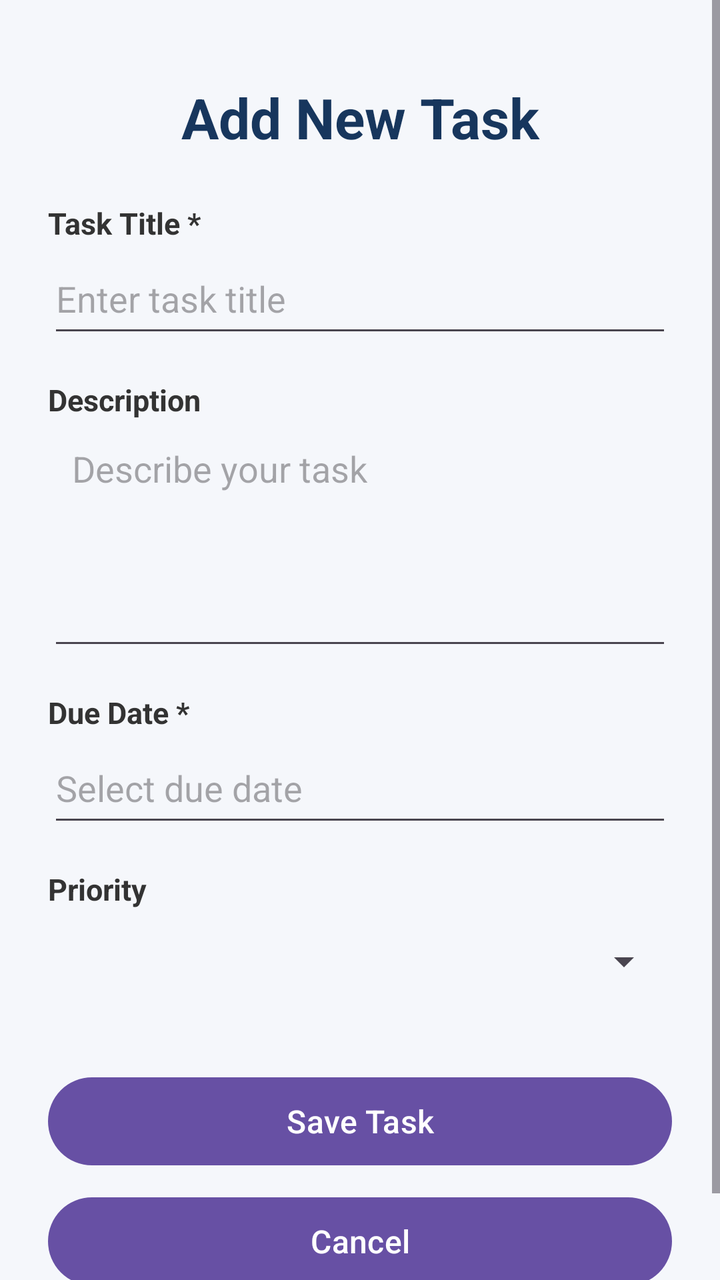
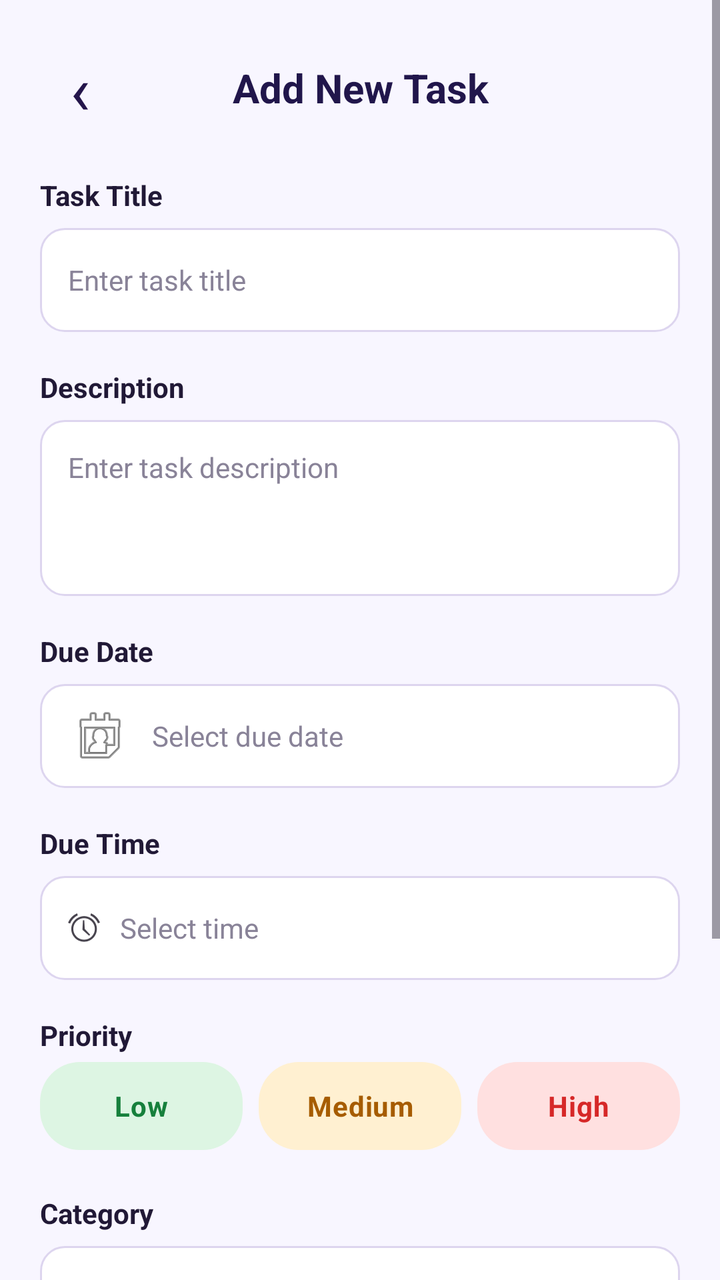

Screens rendered from an Android XML layout before and after an edit, with the pre-edit source and the edit as a unified diff.
<!-- AndroidManifest.xml: application theme Theme.TaskMate -->
<!-- res/layout/activity_add_task.xml -->
<?xml version="1.0" encoding="utf-8"?>
<ScrollView xmlns:android="http://schemas.android.com/apk/res/android"
    android:layout_width="match_parent"
    android:layout_height="match_parent"
    android:fillViewport="true"
    android:background="#F5F7FB">

    <LinearLayout
        android:layout_width="match_parent"
        android:layout_height="wrap_content"
        android:orientation="vertical"
        android:padding="24dp">

        <TextView
            android:layout_width="match_parent"
            android:layout_height="wrap_content"
            android:text="Add New Task"
            android:textSize="28sp"
            android:textStyle="bold"
            android:textColor="#17365D"
            android:gravity="center"
            android:layout_marginTop="16dp"
            android:layout_marginBottom="24dp" />

        <TextView
            android:layout_width="match_parent"
            android:layout_height="wrap_content"
            android:text="Task Title *"
            android:textSize="15sp"
            android:textStyle="bold"
            android:textColor="#333333" />

        <EditText
            android:id="@+id/etTaskTitle"
            android:layout_width="match_parent"
            android:layout_height="wrap_content"
            android:hint="Enter task title"
            android:inputType="textCapSentences"
            android:singleLine="true"
            android:minHeight="52dp"
            android:layout_marginBottom="16dp" />

        <TextView
            android:layout_width="match_parent"
            android:layout_height="wrap_content"
            android:text="Description"
            android:textSize="15sp"
            android:textStyle="bold"
            android:textColor="#333333" />

        <EditText
            android:id="@+id/etTaskDescription"
            android:layout_width="match_parent"
            android:layout_height="120dp"
            android:hint="Describe your task"
            android:inputType="textCapSentences|textMultiLine"
            android:gravity="top|start"
            android:padding="12dp"
            android:layout_marginBottom="16dp" />

        <TextView
            android:layout_width="match_parent"
            android:layout_height="wrap_content"
            android:text="Due Date *"
            android:textSize="15sp"
            android:textStyle="bold"
            android:textColor="#333333" />

        <EditText
            android:id="@+id/etDueDate"
            android:layout_width="match_parent"
            android:layout_height="wrap_content"
            android:hint="Select due date"
            android:inputType="none"
            android:focusable="false"
            android:clickable="true"
            android:cursorVisible="false"
            android:singleLine="true"
            android:minHeight="52dp"
            android:layout_marginBottom="16dp" />

        <TextView
            android:layout_width="match_parent"
            android:layout_height="wrap_content"
            android:text="Priority"
            android:textSize="15sp"
            android:textStyle="bold"
            android:textColor="#333333" />

        <Spinner
            android:id="@+id/spPriority"
            android:layout_width="match_parent"
            android:layout_height="52dp"
            android:layout_marginBottom="28dp" />

        <Button
            android:id="@+id/btnSaveTask"
            android:layout_width="match_parent"
            android:layout_height="wrap_content"
            android:text="Save Task"
            android:textAllCaps="false"
            android:textSize="16sp"
            android:minHeight="52dp" />

        <Button
            android:id="@+id/btnCancelTask"
            android:layout_width="match_parent"
            android:layout_height="wrap_content"
            android:text="Cancel"
            android:textAllCaps="false"
            android:textSize="16sp"
            android:minHeight="52dp"
            android:layout_marginTop="8dp"
            android:layout_marginBottom="16dp" />

    </LinearLayout>

</ScrollView>
<!-- resources referenced by this layout -->
<resources>
  <style name="Theme.TaskMate" parent="Base.Theme.TaskMate" />
  <style name="Base.Theme.TaskMate" parent="Theme.Material3.DayNight.NoActionBar">
          
          
      </style>
</resources>

<!-- the commit's change to res/layout/activity_add_task.xml (unified diff, before → after) -->
@@ -1,117 +1,260 @@
 <?xml version="1.0" encoding="utf-8"?>
-<ScrollView xmlns:android="http://schemas.android.com/apk/res/android"
+<ScrollView
+    xmlns:android="http://schemas.android.com/apk/res/android"
     android:layout_width="match_parent"
     android:layout_height="match_parent"
+    android:background="#F8F6FF"
     android:fillViewport="true"
-    android:background="#F5F7FB">
+    android:overScrollMode="never">
 
     <LinearLayout
         android:layout_width="match_parent"
         android:layout_height="wrap_content"
         android:orientation="vertical"
-        android:padding="24dp">
-
-        <TextView
-            android:layout_width="match_parent"
-            android:layout_height="wrap_content"
-            android:text="Add New Task"
-            android:textSize="28sp"
-            android:textStyle="bold"
-            android:textColor="#17365D"
-            android:gravity="center"
-            android:layout_marginTop="16dp"
-            android:layout_marginBottom="24dp" />
-
-        <TextView
-            android:layout_width="match_parent"
-            android:layout_height="wrap_content"
-            android:text="Task Title *"
-            android:textSize="15sp"
-            android:textStyle="bold"
-            android:textColor="#333333" />
+        android:padding="20dp">
+
+        
+        <LinearLayout
+            android:layout_width="match_parent"
+            android:layout_height="48dp"
+            android:gravity="center_vertical"
+            android:orientation="horizontal">
+
+            <TextView
+                android:id="@+id/btnBack"
+                android:layout_width="40dp"
+                android:layout_height="match_parent"
+                android:gravity="center"
+                android:text="‹"
+                android:textColor="#24154B"
+                android:textSize="34sp"
+                android:clickable="true"
+                android:focusable="true"/>
+
+            <TextView
+                android:layout_width="0dp"
+                android:layout_height="wrap_content"
+                android:layout_weight="1"
+                android:gravity="center"
+                android:text="Add New Task"
+                android:textColor="#21164B"
+                android:textSize="20sp"
+                android:textStyle="bold"/>
+
+            <View
+                android:layout_width="40dp"
+                android:layout_height="1dp"/>
+
+        </LinearLayout>
+
+        
+        <TextView
+            android:layout_width="match_parent"
+            android:layout_height="wrap_content"
+            android:layout_marginTop="20dp"
+            android:text="Task Title"
+            android:textColor="#211936"
+            android:textSize="14sp"
+            android:textStyle="bold"/>
 
         <EditText
             android:id="@+id/etTaskTitle"
             android:layout_width="match_parent"
-            android:layout_height="wrap_content"
+            android:layout_height="52dp"
+            android:layout_marginTop="7dp"
+            android:background="@drawable/bg_task_input"
             android:hint="Enter task title"
-            android:inputType="textCapSentences"
+            android:padding="14dp"
+            android:textColor="#211936"
+            android:textColorHint="#898398"
+            android:textSize="14sp"
             android:singleLine="true"
-            android:minHeight="52dp"
-            android:layout_marginBottom="16dp" />
-
-        <TextView
-            android:layout_width="match_parent"
-            android:layout_height="wrap_content"
+            android:inputType="textCapSentences"/>
+
+        
+        <TextView
+            android:layout_width="match_parent"
+            android:layout_height="wrap_content"
+            android:layout_marginTop="18dp"
             android:text="Description"
-            android:textSize="15sp"
-            android:textStyle="bold"
-            android:textColor="#333333" />
+            android:textColor="#211936"
+            android:textSize="14sp"
+            android:textStyle="bold"/>
 
         <EditText
             android:id="@+id/etTaskDescription"
             android:layout_width="match_parent"
-            android:layout_height="120dp"
-            android:hint="Describe your task"
-            android:inputType="textCapSentences|textMultiLine"
-            android:gravity="top|start"
-            android:padding="12dp"
-            android:layout_marginBottom="16dp" />
-
-        <TextView
-            android:layout_width="match_parent"
-            android:layout_height="wrap_content"
-            android:text="Due Date *"
-            android:textSize="15sp"
-            android:textStyle="bold"
-            android:textColor="#333333" />
+            android:layout_height="88dp"
+            android:layout_marginTop="7dp"
+            android:background="@drawable/bg_task_input"
+            android:gravity="top"
+            android:hint="Enter task description"
+            android:padding="14dp"
+            android:textColor="#211936"
+            android:textColorHint="#898398"
+            android:textSize="14sp"
+            android:inputType="textCapSentences|textMultiLine"/>
+
+        
+        <TextView
+            android:layout_width="match_parent"
+            android:layout_height="wrap_content"
+            android:layout_marginTop="18dp"
+            android:text="Due Date"
+            android:textColor="#211936"
+            android:textSize="14sp"
+            android:textStyle="bold"/>
 
         <EditText
             android:id="@+id/etDueDate"
             android:layout_width="match_parent"
-            android:layout_height="wrap_content"
+            android:layout_height="52dp"
+            android:layout_marginTop="7dp"
+            android:background="@drawable/bg_task_input"
+            android:clickable="true"
+            android:focusable="false"
             android:hint="Select due date"
-            android:inputType="none"
+            android:padding="14dp"
+            android:textColor="#211936"
+            android:textColorHint="#898398"
+            android:textSize="14sp"
+            android:drawableStart="@android:drawable/ic_menu_my_calendar"
+            android:drawablePadding="10dp"/>
+
+        
+        <TextView
+            android:layout_width="match_parent"
+            android:layout_height="wrap_content"
+            android:layout_marginTop="18dp"
+            android:text="Due Time"
+            android:textColor="#211936"
+            android:textSize="14sp"
+            android:textStyle="bold"/>
+
+        <EditText
+            android:id="@+id/etDueTime"
+            android:layout_width="match_parent"
+            android:layout_height="52dp"
+            android:layout_marginTop="7dp"
+            android:background="@drawable/bg_task_input"
+            android:clickable="true"
             android:focusable="false"
-            android:clickable="true"
-            android:cursorVisible="false"
-            android:singleLine="true"
-            android:minHeight="52dp"
-            android:layout_marginBottom="16dp" />
-
-        <TextView
-            android:layout_width="match_parent"
-            android:layout_height="wrap_content"
+            android:hint="Select time"
+            android:padding="14dp"
+            android:textColor="#211936"
+            android:textColorHint="#898398"
+            android:textSize="14sp"
+            android:drawableStart="@android:drawable/ic_lock_idle_alarm"
+            android:drawablePadding="10dp"/>
+
+        
+        <TextView
+            android:layout_width="match_parent"
+            android:layout_height="wrap_content"
+            android:layout_marginTop="18dp"
             android:text="Priority"
-            android:textSize="15sp"
-            android:textStyle="bold"
-            android:textColor="#333333" />
+            android:textColor="#211936"
+            android:textSize="14sp"
+            android:textStyle="bold"/>
+
+        <RadioGroup
+            android:id="@+id/rgPriority"
+            android:layout_width="match_parent"
+            android:layout_height="52dp"
+            android:orientation="horizontal"
+            android:gravity="center_vertical">
+
+            <RadioButton
+                android:id="@+id/rbLow"
+                android:layout_width="0dp"
+                android:layout_height="44dp"
+                android:layout_weight="1"
+                android:button="@null"
+                android:gravity="center"
+                android:text="Low"
+                android:textColor="#16803C"
+                android:textStyle="bold"
+                android:background="@drawable/bg_priority_low"
+                android:checked="true"/>
+
+            <RadioButton
+                android:id="@+id/rbMedium"
+                android:layout_width="0dp"
+                android:layout_height="44dp"
+                android:layout_weight="1"
+                android:layout_marginHorizontal="8dp"
+                android:button="@null"
+                android:gravity="center"
+                android:text="Medium"
+                android:textColor="#A65C00"
+                android:textStyle="bold"
+                android:background="@drawable/bg_priority_medium"/>
+
+            <RadioButton
+                android:id="@+id/rbHigh"
+                android:layout_width="0dp"
+                android:layout_height="44dp"
+                android:layout_weight="1"
+                android:button="@null"
+                android:gravity="center"
+                android:text="High"
+                android:textColor="#D62828"
+                android:textStyle="bold"
+                android:background="@drawable/bg_priority_high"/>
+
+        </RadioGroup>
+
+        
+        <TextView
+            android:layout_width="match_parent"
+            android:layout_height="wrap_content"
+            android:layout_marginTop="18dp"
+            android:text="Category"
+            android:textColor="#211936"
+            android:textSize="14sp"
+            android:textStyle="bold"/>
 
         <Spinner
-            android:id="@+id/spPriority"
-            android:layout_width="match_parent"
-            android:layout_height="52dp"
-            android:layout_marginBottom="28dp" />
-
+            android:id="@+id/spCategory"
+            android:layout_width="match_parent"
+            android:layout_height="52dp"
+            android:layout_marginTop="7dp"
+            android:background="@drawable/bg_task_input"
+            android:paddingStart="12dp"
+            android:paddingEnd="12dp"/>
+
+        
+        <TextView
+            android:layout_width="match_parent"
+            android:layout_height="wrap_content"
+            android:layout_marginTop="18dp"
+            android:text="Reminder"
+            android:textColor="#211936"
+            android:textSize="14sp"
+            android:textStyle="bold"/>
+
+        <Spinner
+            android:id="@+id/spReminder"
+            android:layout_width="match_parent"
+            android:layout_height="52dp"
+            android:layout_marginTop="7dp"
+            android:background="@drawable/bg_task_input"
+            android:paddingStart="12dp"
+            android:paddingEnd="12dp"/>
+
+        
         <Button
             android:id="@+id/btnSaveTask"
             android:layout_width="match_parent"
-            android:layout_height="wrap_content"
-            android:text="Save Task"
+            android:layout_height="54dp"
+            android:layout_marginTop="28dp"
+            android:background="@drawable/bg_task_button"
+            android:stateListAnimator="@null"
+            android:text="✓   Save Task"
             android:textAllCaps="false"
+            android:textColor="#FFFFFF"
             android:textSize="16sp"
-            android:minHeight="52dp" />
-
-        <Button
-            android:id="@+id/btnCancelTask"
-            android:layout_width="match_parent"
-            android:layout_height="wrap_content"
-            android:text="Cancel"
-            android:textAllCaps="false"
-            android:textSize="16sp"
-            android:minHeight="52dp"
-            android:layout_marginTop="8dp"
-            android:layout_marginBottom="16dp" />
+            android:textStyle="bold"/>
 
     </LinearLayout>
 
<!-- resource entries referenced after the edit -->
@@ -1,5 +1,57 @@
 <!-- resources referenced by this layout -->
 <resources>
+  <!-- drawable bg_priority_high (drawable) -->
+  <?xml version="1.0" encoding="utf-8"?>
+  <shape xmlns:android="http://schemas.android.com/apk/res/android"
+      android:shape="rectangle">
+  
+      <solid android:color="#FFE0E0"/>
+  
+      <corners android:radius="20dp"/>
+  
+  </shape>
+  <!-- drawable bg_priority_low (drawable) -->
+  <?xml version="1.0" encoding="utf-8"?>
+  <shape xmlns:android="http://schemas.android.com/apk/res/android"
+      android:shape="rectangle">
+  
+      <solid android:color="#DDF5E3"/>
+  
+      <corners android:radius="20dp"/>
+  
+  </shape>
+  <!-- drawable bg_priority_medium (drawable) -->
+  <?xml version="1.0" encoding="utf-8"?>
+  <shape xmlns:android="http://schemas.android.com/apk/res/android"
+      android:shape="rectangle">
+  
+      <solid android:color="#FFF0D1"/>
+  
+      <corners android:radius="20dp"/>
+  
+  </shape>
+  <!-- drawable bg_task_button (drawable) -->
+  <?xml version="1.0" encoding="utf-8"?>
+  <shape xmlns:android="http://schemas.android.com/apk/res/android"
+      android:shape="rectangle">
+  
+      <gradient
+          android:startColor="#8739E8"
+          android:endColor="#5520B5"
+          android:angle="0"/>
+  
+      <corners android:radius="28dp"/>
+  
+  </shape>
+  <!-- drawable bg_task_input (drawable) -->
+  <?xml version="1.0" encoding="utf-8"?>
+  <shape xmlns:android="http://schemas.android.com/apk/res/android">
+      <solid android:color="#FFFFFF"/>
+      <corners android:radius="12dp"/>
+      <stroke
+          android:width="1dp"
+          android:color="#DDD5EF"/>
+  </shape>
   <style name="Theme.TaskMate" parent="Base.Theme.TaskMate" />
   <style name="Base.Theme.TaskMate" parent="Theme.Material3.DayNight.NoActionBar">
           
